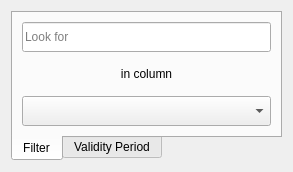
The window that stdm/ui/ui_str_view_entity.ui (gltn/stdm) describes before a commit, drawn with Qt 5.
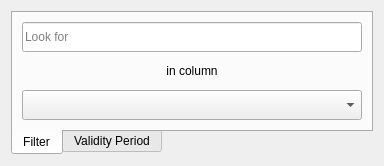
The same window after the commit.

What changed in the file:
```diff
--- a/stdm/ui/ui_str_view_entity.ui
+++ b/stdm/ui/ui_str_view_entity.ui
@@ -6,8 +6,8 @@
             <rect>
                 <x>0</x>
                 <y>0</y>
-                <width>293</width>
-                <height>172</height>
+    <width>384</width>
+    <height>166</height>
             </rect>
         </property>
         <property name="windowTitle">
@@ -16,6 +16,12 @@
         <layout class="QGridLayout" name="gridLayout">
             <item row="0" column="0">
                 <widget class="QTabWidget" name="tbSTRViewEntity">
+     <property name="minimumSize">
+      <size>
+       <width>0</width>
+       <height>0</height>
+      </size>
+     </property>
                     <property name="tabPosition">
                         <enum>QTabWidget::South</enum>
                     </property>
```
Left out of the diff: 1 changed line with no effect on the pictures. Lines whose indentation alone changed are shown as unchanged.
